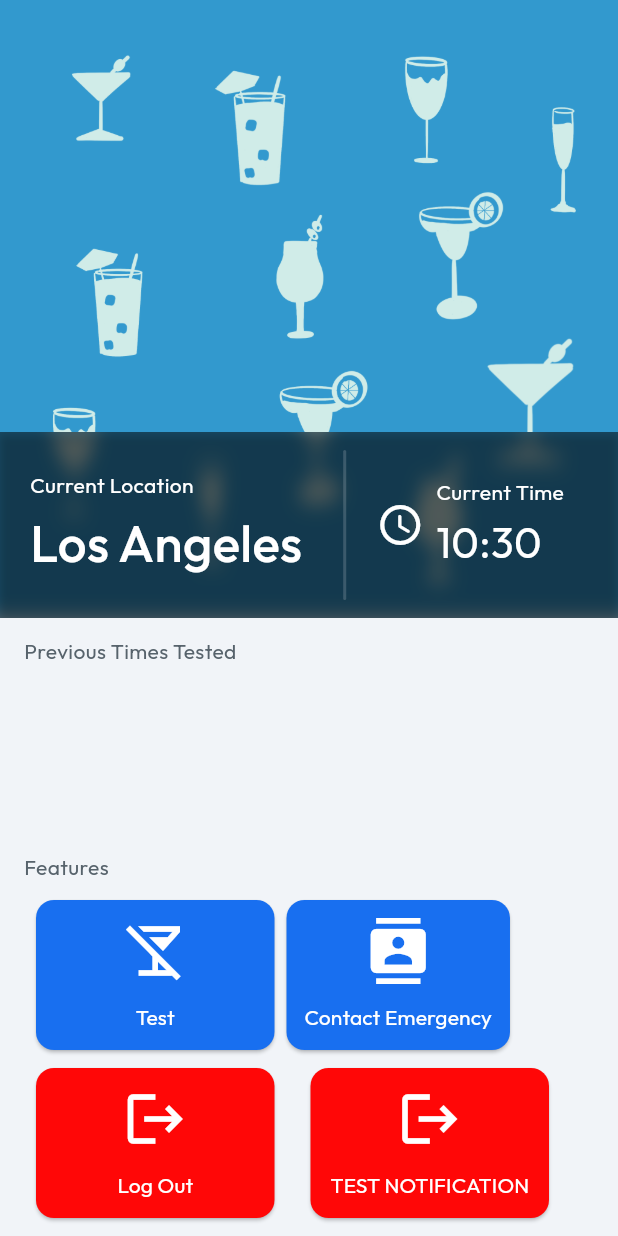
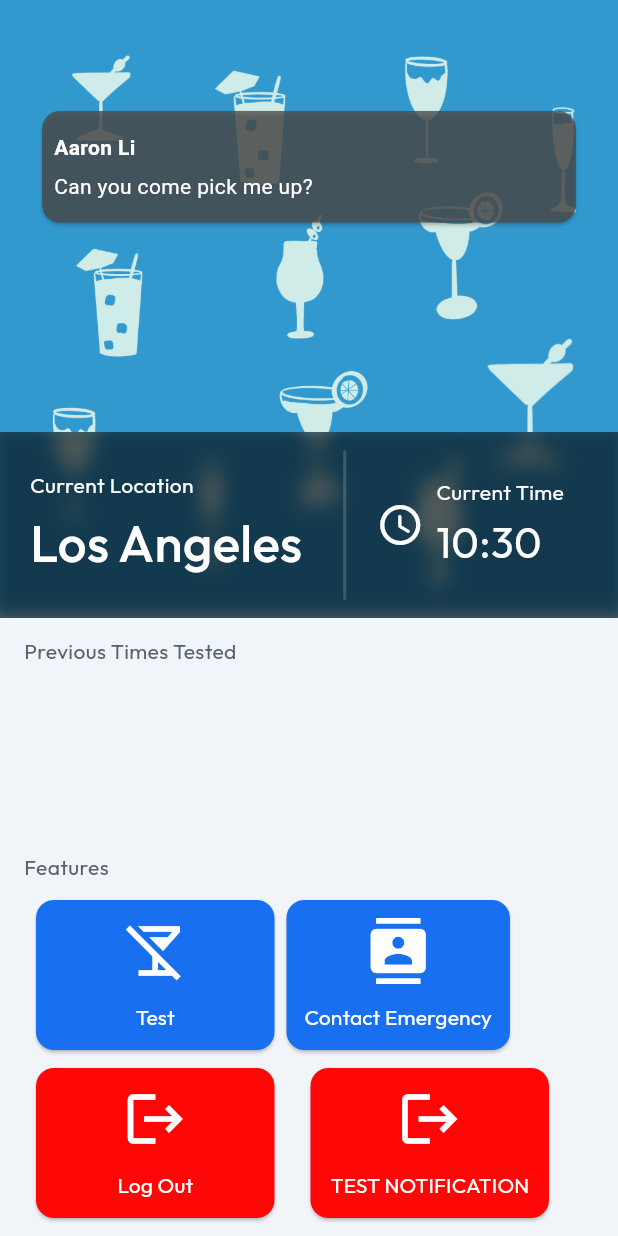
Before and after one commit to a-a-ronli/soberguardian, a Flutter app: the HomePageWidget screen opened directly, on a phone screen of 412 x 824 dp. Run offline on Flutter 3.47's test engine with Material 3 defaults, Android fonts, the phone set to English and light mode, and no system bars; our stand-ins replace auto_size_text, camera, cloud_functions, firebase_auth, firebase_core, firebase_database and 7 more; accounts and stored records are empty; generated files the repository leaves out were written again; statements that could not run were skipped.

Commit message:
Progress checkpoint

```diff
--- a/soberguardianflutter/lib/home.dart
+++ b/soberguardianflutter/lib/home.dart
@@ -205,9 +205,10 @@ class _HomePageWidgetState extends State<HomePageWidget> {
                     mainAxisAlignment: MainAxisAlignment.spaceBetween,
                     crossAxisAlignment: CrossAxisAlignment.end,
                     children: [
-                      const Padding(
+                      Padding(
                         padding: EdgeInsetsDirectional.fromSTEB(24, 70, 24, 44),
-                        child: Column(
+                        child: Stack(children: [
+                          Column(
                             mainAxisSize: MainAxisSize.max,
                             crossAxisAlignment: CrossAxisAlignment.start,
                             children: [
@@ -225,6 +226,33 @@ class _HomePageWidgetState extends State<HomePageWidget> {
                               ),
                             ],
                           ),
+                          // semi-transparent notification card
+                          SizedBox(
+                              width: SizeConfig.blockSizeHorizontal! * 90,
+                              height: SizeConfig.blockSizeHorizontal! * 20,
+                              child: Card(
+                                  color: const Color.fromARGB(200, 75, 75, 75),
+                                  child: Padding(
+                                    padding: const EdgeInsets.all(8.0),
+                                    child: Column(
+                                      mainAxisAlignment:
+                                          MainAxisAlignment.spaceEvenly,
+                                      crossAxisAlignment:
+                                          CrossAxisAlignment.start,
+                                      children: [
+                                        Text(
+                                          "Aaron Li",
+                                          style: TextStyle(
+                                              color: Colors.white,
+                                              fontWeight: FontWeight.bold),
+                                        ),
+                                        Text("Can you come pick me up?",
+                                            style:
+                                                TextStyle(color: Colors.white)),
+                                      ],
+                                    ),
+                                  )))
+                        ]),
                       ),
                       ClipRRect(
                         child: BackdropFilter(
--- a/soberguardianflutter/lib/main.dart
+++ b/soberguardianflutter/lib/main.dart
@@ -26,6 +26,7 @@ Future<void> main() async {
   print(_cameras);
 
   if (_cameras.isNotEmpty) {
+    // TODO: change this camera to the front side camera
     final firstCamera = _cameras.first;
     Singleton singleton = Singleton();
     singleton.selfieCamera = firstCamera;
```
Also changed, not shown: soberguardianflutter/lib/contact.dart (+64 -31 lines), soberguardianflutter/lib/contact_result.dart (added, +86 -0 lines), soberguardianflutter/lib/drunk.dart (+34 -31 lines), soberguardianflutter/lib/test_photo.dart (+27 -19 lines). Lines whose indentation alone changed are shown as unchanged.
